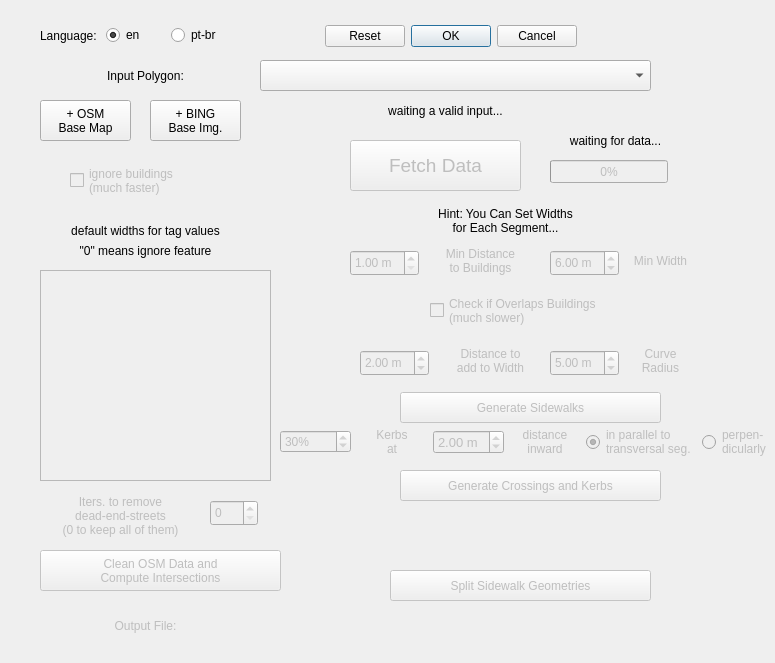
This is osm_sidewalkreator_dialog_base.ui in kauevestena/osm_sidewalkreator as Qt 5 draws it before an edit. The edited form follows.
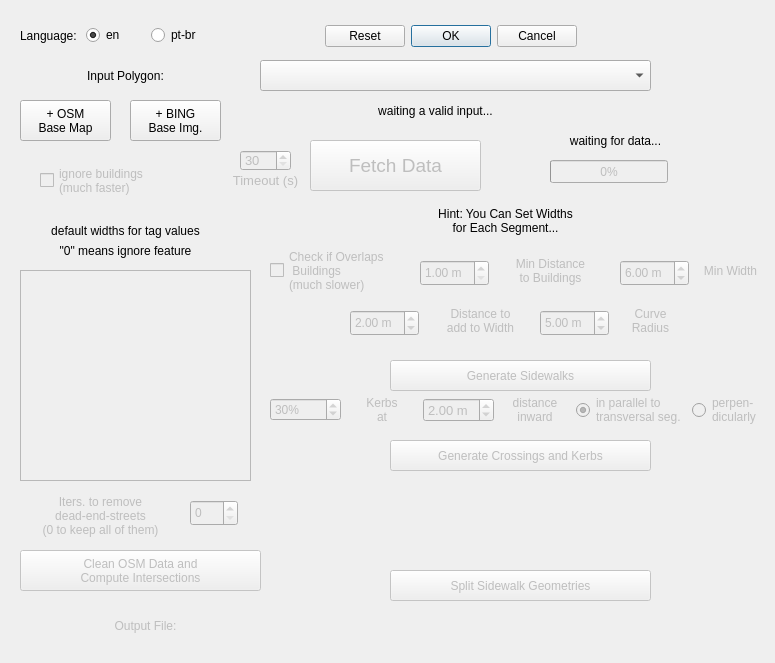
This is the edited form. Custom widgets are drawn as their Qt base class.

Commit message: timeout, split stuff, requeriments.txt created

The edit to the form file:
```diff
--- a/osm_sidewalkreator_dialog_base.ui
+++ b/osm_sidewalkreator_dialog_base.ui
@@ -38,7 +38,7 @@
   <widget class="QWidget" name="horizontalLayoutWidget">
    <property name="geometry">
     <rect>
-     <x>40</x>
+     <x>20</x>
      <y>20</y>
      <width>191</width>
      <height>31</height>
@@ -89,7 +89,7 @@
   <widget class="QLabel" name="input_pol_label">
    <property name="geometry">
     <rect>
-     <x>50</x>
+     <x>30</x>
      <y>60</y>
      <width>191</width>
      <height>31</height>
@@ -153,7 +153,7 @@
    </property>
    <property name="geometry">
     <rect>
-     <x>350</x>
+     <x>310</x>
      <y>140</y>
      <width>171</width>
      <height>51</height>
@@ -171,7 +171,7 @@
   <widget class="QLabel" name="input_status">
    <property name="geometry">
     <rect>
-     <x>330</x>
+     <x>320</x>
      <y>100</y>
      <width>231</width>
      <height>21</height>
@@ -206,7 +206,7 @@
    </property>
    <property name="geometry">
     <rect>
-     <x>40</x>
+     <x>20</x>
      <y>270</y>
      <width>231</width>
      <height>211</height>
@@ -225,7 +225,7 @@
    </property>
    <property name="geometry">
     <rect>
-     <x>30</x>
+     <x>10</x>
      <y>220</y>
      <width>231</width>
      <height>21</height>
@@ -241,7 +241,7 @@
   <widget class="QLabel" name="table_txt2">
    <property name="geometry">
     <rect>
-     <x>30</x>
+     <x>10</x>
      <y>240</y>
      <width>231</width>
      <height>21</height>
@@ -260,7 +260,7 @@
    </property>
    <property name="geometry">
     <rect>
-     <x>40</x>
+     <x>20</x>
      <y>550</y>
      <width>241</width>
      <height>41</height>
@@ -323,8 +323,8 @@
    </property>
    <property name="geometry">
     <rect>
-     <x>400</x>
-     <y>392</y>
+     <x>390</x>
+     <y>360</y>
      <width>261</width>
      <height>31</height>
     </rect>
@@ -368,10 +368,10 @@
    </property>
    <property name="geometry">
     <rect>
-     <x>430</x>
-     <y>290</y>
-     <width>241</width>
-     <height>41</height>
+     <x>270</x>
+     <y>240</y>
+     <width>141</width>
+     <height>61</height>
     </rect>
    </property>
    <property name="font">
@@ -380,7 +380,8 @@
     </font>
    </property>
    <property name="text">
-    <string>Check if Overlaps Buildings
+    <string>Check if Overlaps
+ Buildings
 (much slower)</string>
    </property>
    <property name="checked">
@@ -414,7 +415,7 @@
    </property>
    <property name="geometry">
     <rect>
-     <x>70</x>
+     <x>40</x>
      <y>160</y>
      <width>161</width>
      <height>41</height>
@@ -434,8 +435,8 @@
    </property>
    <property name="geometry">
     <rect>
-     <x>350</x>
-     <y>250</y>
+     <x>420</x>
+     <y>260</y>
      <width>69</width>
      <height>26</height>
     </rect>
@@ -465,8 +466,8 @@
    </property>
    <property name="geometry">
     <rect>
-     <x>550</x>
-     <y>350</y>
+     <x>540</x>
+     <y>310</y>
      <width>69</width>
      <height>26</height>
     </rect>
@@ -512,8 +513,8 @@
    </property>
    <property name="geometry">
     <rect>
-     <x>430</x>
-     <y>240</y>
+     <x>500</x>
+     <y>250</y>
      <width>101</width>
      <height>41</height>
     </rect>
@@ -532,8 +533,8 @@
    </property>
    <property name="geometry">
     <rect>
-     <x>610</x>
-     <y>340</y>
+     <x>600</x>
+     <y>300</y>
      <width>101</width>
      <height>41</height>
     </rect>
@@ -552,8 +553,8 @@
    </property>
    <property name="geometry">
     <rect>
-     <x>440</x>
-     <y>340</y>
+     <x>430</x>
+     <y>300</y>
      <width>101</width>
      <height>41</height>
     </rect>
@@ -572,8 +573,8 @@
    </property>
    <property name="geometry">
     <rect>
-     <x>360</x>
-     <y>350</y>
+     <x>350</x>
+     <y>310</y>
      <width>69</width>
      <height>26</height>
     </rect>
@@ -606,8 +607,8 @@
    </property>
    <property name="geometry">
     <rect>
-     <x>550</x>
-     <y>250</y>
+     <x>620</x>
+     <y>260</y>
      <width>69</width>
      <height>26</height>
     </rect>
@@ -643,8 +644,8 @@
    </property>
    <property name="geometry">
     <rect>
-     <x>610</x>
-     <y>240</y>
+     <x>680</x>
+     <y>250</y>
      <width>101</width>
      <height>41</height>
     </rect>
@@ -659,7 +660,7 @@
   <widget class="QPushButton" name="add_osm_basemap">
    <property name="geometry">
     <rect>
-     <x>40</x>
+     <x>20</x>
      <y>100</y>
      <width>91</width>
      <height>41</height>
@@ -673,7 +674,7 @@
   <widget class="QPushButton" name="add_bing_base">
    <property name="geometry">
     <rect>
-     <x>150</x>
+     <x>130</x>
      <y>100</y>
      <width>91</width>
      <height>41</height>
@@ -690,8 +691,8 @@
    </property>
    <property name="geometry">
     <rect>
-     <x>400</x>
-     <y>470</y>
+     <x>390</x>
+     <y>440</y>
      <width>261</width>
      <height>31</height>
     </rect>
@@ -718,7 +719,7 @@
    </property>
    <property name="geometry">
     <rect>
-     <x>210</x>
+     <x>190</x>
      <y>500</y>
      <width>48</width>
      <height>26</height>
@@ -734,7 +735,7 @@
    </property>
    <property name="geometry">
     <rect>
-     <x>40</x>
+     <x>20</x>
      <y>490</y>
      <width>161</width>
      <height>51</height>
@@ -780,8 +781,8 @@
   <widget class="QWidget" name="layoutWidget">
    <property name="geometry">
     <rect>
-     <x>280</x>
-     <y>420</y>
+     <x>270</x>
+     <y>388</y>
      <width>491</width>
      <height>44</height>
     </rect>
@@ -910,6 +911,57 @@
     </item>
    </layout>
   </widget>
+  <widget class="QSpinBox" name="timeout_box">
+   <property name="enabled">
+    <bool>false</bool>
+   </property>
+   <property name="geometry">
+    <rect>
+     <x>240</x>
+     <y>150</y>
+     <width>51</width>
+     <height>21</height>
+    </rect>
+   </property>
+   <property name="font">
+    <font>
+     <pointsize>10</pointsize>
+    </font>
+   </property>
+   <property name="minimum">
+    <number>30</number>
+   </property>
+   <property name="maximum">
+    <number>999</number>
+   </property>
+   <property name="value">
+    <number>30</number>
+   </property>
+  </widget>
+  <widget class="QLabel" name="timeout_label">
+   <property name="enabled">
+    <bool>false</bool>
+   </property>
+   <property name="geometry">
+    <rect>
+     <x>230</x>
+     <y>170</y>
+     <width>71</width>
+     <height>21</height>
+    </rect>
+   </property>
+   <property name="font">
+    <font>
+     <pointsize>10</pointsize>
+    </font>
+   </property>
+   <property name="text">
+    <string>Timeout (s)</string>
+   </property>
+   <property name="alignment">
+    <set>Qt::AlignCenter</set>
+   </property>
+  </widget>
  </widget>
  <customwidgets>
   <customwidget>
```
The commit also changes 5 other files.
